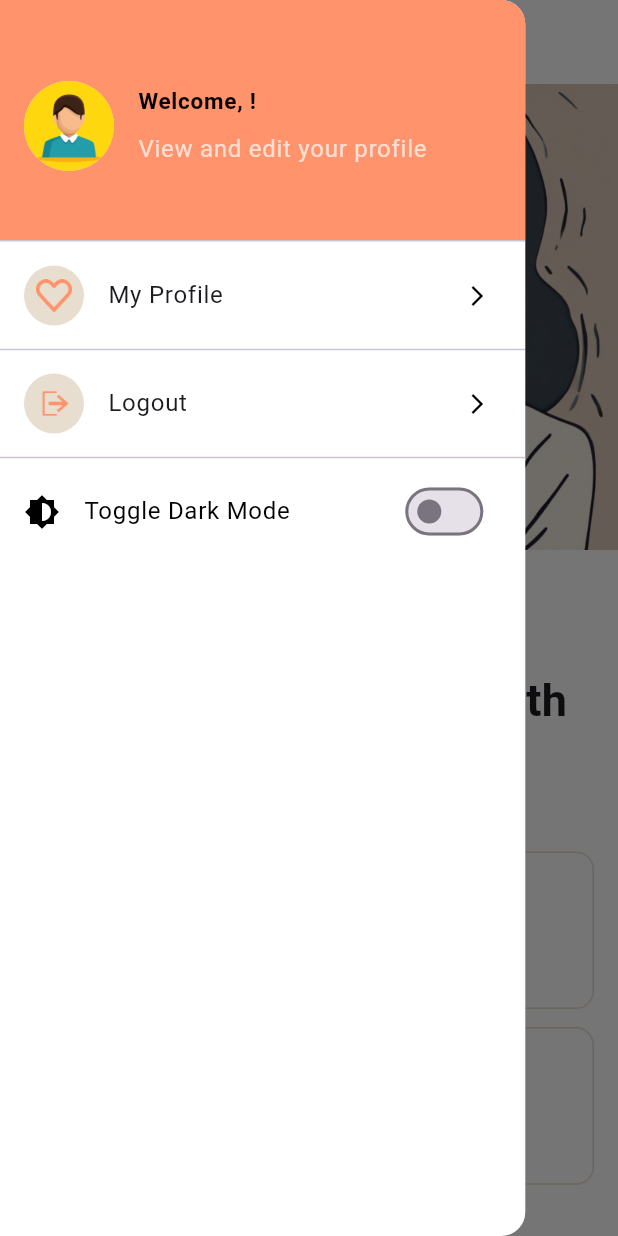
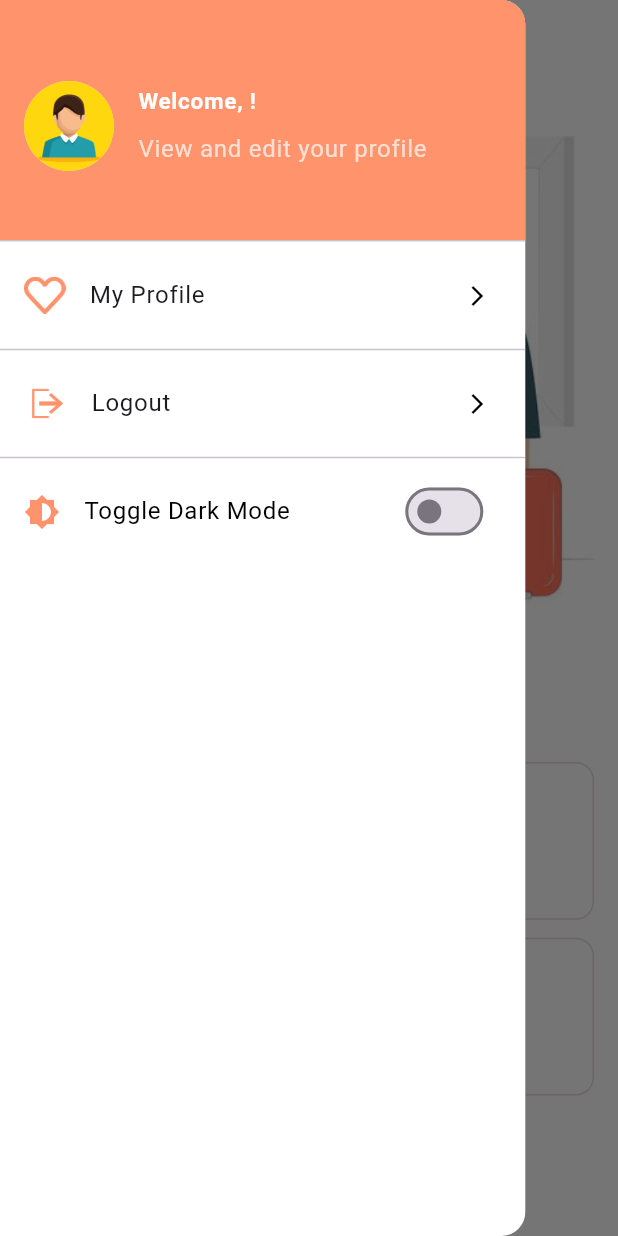
Before and after one commit to codexahmar/Emergency-App-Version-1, a Flutter app: the HomeScreen screen opened directly, with the side drawer open, on a phone screen of 412 x 824 dp. Run offline on Flutter 3.47's test engine with Material 3 defaults, Android fonts, the phone set to English and light mode, and no system bars; our stand-ins replace cloud_firestore, firebase_auth, firebase_core, firebase_messaging, firebase_storage, flutter_local_notifications and 7 more; accounts and stored records are empty; network calls fail; project files that could hold a hidden picture were left out; key blocks and very long unbroken strings in the code were emptied for the run.

Commit message:
Client Side Complete

```diff
--- a/lib/UI/Auth/login/login.dart
+++ b/lib/UI/Auth/login/login.dart
@@ -34,6 +34,7 @@ class _LoginScreenState extends State<LoginScreen> {
     });
 
     try {
+      // ignore: unused_local_variable
       UserCredential userCredential =
           await FirebaseAuth.instance.signInWithEmailAndPassword(
         email: emailController.text,
--- a/lib/UI/screens/home_screen.dart
+++ b/lib/UI/screens/home_screen.dart
@@ -4,7 +4,7 @@ import 'package:firebase_auth/firebase_auth.dart';
 import 'package:provider/provider.dart';
 
 import '../../provider/theme_provider.dart';
-import '../../services/serverkey.dart';
+
 import '../widgets/custom_drawer.dart';
 import 'contacts_screen.dart';
 import 'first_aid_screen.dart';
@@ -29,9 +29,6 @@ class _HomeScreenState extends State<HomeScreen> {
           .doc(userId)
           .snapshots(),
       builder: (context, snapshot) {
-        if (snapshot.connectionState == ConnectionState.waiting) {
-          return const CircularProgressIndicator();
-        }
         if (snapshot.hasError) {
           return const Text("Error loading user data");
         }
@@ -64,7 +61,7 @@ class _HomeScreenState extends State<HomeScreen> {
         backgroundColor: themeProvider.isDarkMode ? Colors.black : Colors.white,
         centerTitle: true,
         title: const Text(
-          "Safety First",
+          "One tap emergency alert",
           style: TextStyle(fontWeight: FontWeight.w500),
         ),
         iconTheme: IconThemeData(
@@ -80,17 +77,17 @@ class _HomeScreenState extends State<HomeScreen> {
             fit: BoxFit.cover,
           ),
           const SizedBox(height: 20),
-          Padding(
-            padding: EdgeInsets.all(padding),
-            child: Text(
-              "Instantly alert your emergency contacts with one tap",
-              style: TextStyle(
-                fontWeight: FontWeight.w600,
-                fontSize: fontSize,
-              ),
-              textAlign: TextAlign.center,
-            ),
-          ),
+          // Padding(
+          //   padding: EdgeInsets.all(padding),
+          //   child: Text(
+          //     "Instantly alert your emergency contacts with one tap",
+          //     style: TextStyle(
+          //       fontWeight: FontWeight.w600,
+          //       fontSize: fontSize,
+          //     ),
+          //     textAlign: TextAlign.center,
+          //   ),
+          // ),
           const SizedBox(height: 20),
           Expanded(
             child: GridView.builder(
@@ -168,19 +165,6 @@ class _HomeScreenState extends State<HomeScreen> {
               },
             ),
           ),
-          // ElevatedButton(
-          //   onPressed: () async {
-          //     try {
-          //       print("Clicked........");
-          //       final get = getServerKey();
-          //       String token = await get.serverToken();
-          //       print("This is the access token: $token");
-          //     } catch (e) {
-          //       print("Error occurred: $e");
-          //     }
-          //   },
-          //   child: Text('Get Server Token'),
-          // )
         ],
       ),
     );
--- a/lib/UI/screens/splash_screen.dart
+++ b/lib/UI/screens/splash_screen.dart
@@ -21,13 +21,11 @@ class _SplashScreenState extends State<SplashScreen> {
     Future.delayed(const Duration(seconds: 3), () async {
       User? user = FirebaseAuth.instance.currentUser;
       if (user != null) {
-        // User is logged in, navigate to HomeScreen
         Navigator.pushReplacement(
           context,
           MaterialPageRoute(builder: (context) => const HomeScreen()),
         );
       } else {
-        // User is not logged in, navigate to SignupScreen
         Navigator.pushReplacement(
           context,
           MaterialPageRoute(builder: (context) => const SignupScreen()),
--- a/lib/UI/widgets/custom_drawer.dart
+++ b/lib/UI/widgets/custom_drawer.dart
@@ -22,12 +22,13 @@ class MyDrawer extends StatelessWidget {
   @override
   Widget build(BuildContext context) {
     final themeProvider = Provider.of<ThemeProvider>(context);
+    themeProvider.loadThemePreference();
     final backgroundColor =
         themeProvider.isDarkMode ? Colors.black : primaryColor;
-    final textColor = themeProvider.isDarkMode ? Colors.white : Colors.black;
+    final textColor = themeProvider.isDarkMode ? Colors.white : Colors.white;
 
     return Drawer(
-      backgroundColor: Colors.white,
+      backgroundColor: themeProvider.isDarkMode ? Colors.black : Colors.white,
       width: MediaQuery.of(context).size.width * 0.85,
       child: ListView(
         padding: EdgeInsets.zero,
@@ -78,22 +79,9 @@ class MyDrawer extends StatelessWidget {
               );
             },
             child: ListTile(
-              leading: Container(
-                width: 40,
-                height: 40,
-                decoration: BoxDecoration(
-                  color: themeProvider.isDarkMode
-                      ? Colors.black
-                      : Color(0xFFE8DECF),
-                  shape: BoxShape.circle,
-                ),
-                child: Padding(
-                  padding: const EdgeInsets.all(8.0),
-                  child: Image.asset(
-                    "assets/icons/heart.png",
-                    height: 25,
-                  ),
-                ),
+              leading: Image.asset(
+                "assets/icons/heart.png",
+                height: 25,
               ),
               title: const Text('My Profile'),
               trailing: const Icon(Icons.arrow_forward_ios,
@@ -135,21 +123,9 @@ class MyDrawer extends StatelessWidget {
           // ),
           const Divider(),
           ListTile(
-            leading: Container(
-              width: 40,
-              height: 40,
-              decoration: BoxDecoration(
-                color:
-                    themeProvider.isDarkMode ? Colors.black : Color(0xFFE8DECF),
-                shape: BoxShape.circle,
-              ),
-              child: Padding(
-                padding: const EdgeInsets.all(8.0),
-                child: Image.asset(
-                  "assets/icons/logout.png",
-                  height: 25,
-                ),
-              ),
+            leading: Image.asset(
+              "assets/icons/logout.png",
+              height: 25,
             ),
             title: const Text('Logout'),
             trailing: const Icon(Icons.arrow_forward_ios,
@@ -170,13 +146,14 @@ class MyDrawer extends StatelessWidget {
           const Divider(),
           ListTile(
             leading: Icon(Icons.brightness_6,
-                color: themeProvider.isDarkMode ? Colors.white : Colors.black),
+                color: themeProvider.isDarkMode ? primaryColor : primaryColor),
             title: Text('Toggle Dark Mode',
                 style: TextStyle(
                     color: themeProvider.isDarkMode
                         ? Colors.white
                         : Colors.black)),
             trailing: Switch(
+              activeColor: Colors.white,
               value: themeProvider.isDarkMode,
               onChanged: (value) {
                 themeProvider.toggleTheme();
--- a/lib/UI/widgets/sos_btn.dart
+++ b/lib/UI/widgets/sos_btn.dart
@@ -22,8 +22,8 @@ class _SOSButtonState extends State<SOSButton> {
       },
       child: AnimatedContainer(
         duration: Duration(milliseconds: 100),
-        width: 180,
-        height: 200,
+        width: MediaQuery.of(context).size.width * 0.5,
+        height: MediaQuery.of(context).size.height * 0.25,
         decoration: BoxDecoration(
           color: Colors.redAccent,
           shape: BoxShape.circle,
--- a/pubspec.yaml
+++ b/pubspec.yaml
@@ -53,6 +53,7 @@ dependencies:
   url_launcher: ^6.3.1
   app_settings: ^5.2.0
   googleapis_auth: ^1.6.0
+  shared_preferences: ^2.5.1
 
 dev_dependencies:
   flutter_test:
```
Also changed, not shown: lib/UI/Auth/signUp/signup.dart (+30 -8 lines), lib/UI/screens/contacts_screen.dart (+2 -6 lines), lib/UI/screens/location_screen.dart (+2 -6 lines), lib/UI/screens/my_profile.dart (+8 -1 lines), lib/UI/widgets/guidelines.dart (+12 -6 lines), lib/provider/theme_provider.dart (+17 -0 lines), assets/images/banner.png, pubspec.lock, 1 other file.
